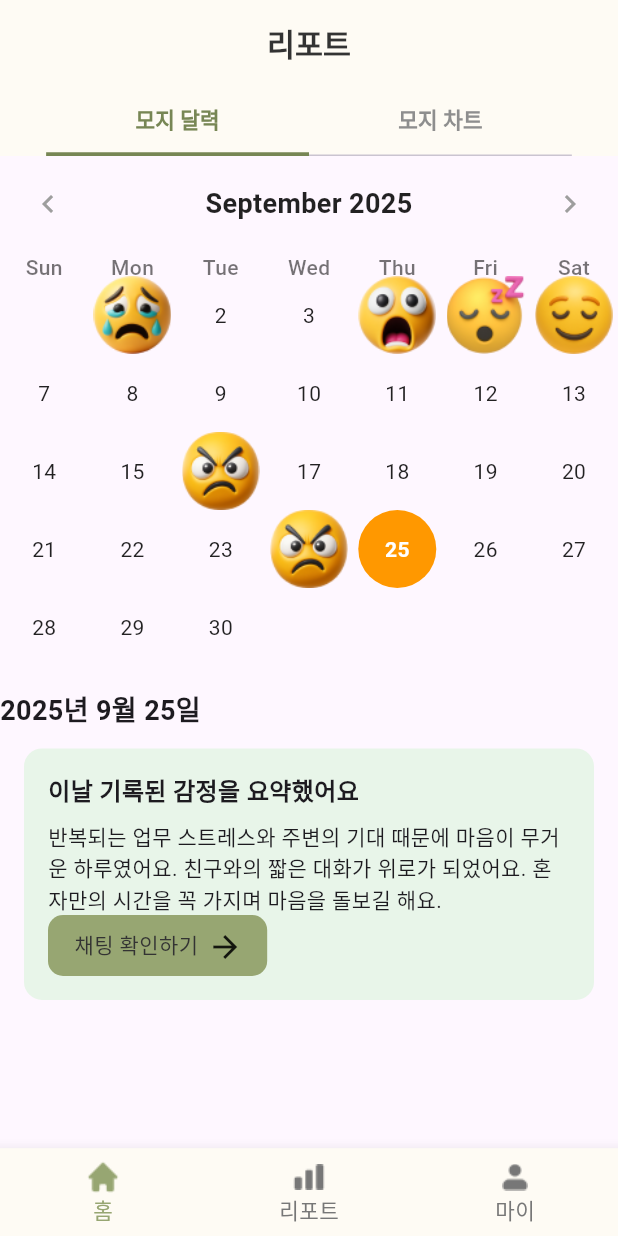
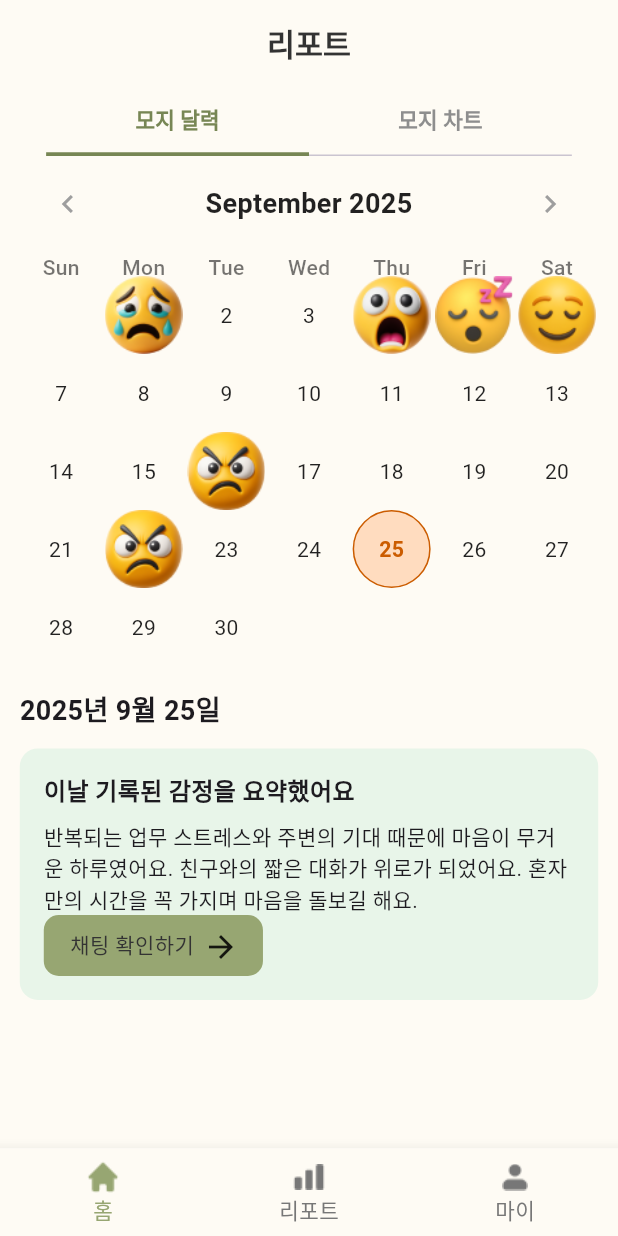
Before and after one commit to SRJ-5/dailymoji, a Flutter app: the screen it shows after launch, on a phone screen of 412 x 824 dp. Run offline on Flutter 3.47's test engine with Material 3 defaults, Android fonts, the light colour scheme and no system bars; drawn by our look-alikes of table_calendar; our stand-ins replace fl_chart, flutter_dotenv, flutter_riverpod, flutter_screenutil, flutter_svg, go_router and 2 more; accounts and stored records are empty; Roboto replaces fonts that are missing (Pretendard); project files that could hold a hidden picture were left out.

Commit message:
✨ : 잠깐 커밋

```diff
--- a/lib/presentation/pages/report/test.dart
+++ b/lib/presentation/pages/report/test.dart
@@ -293,7 +293,6 @@ class Test extends ConsumerWidget {
                         lineBarsData: selectedEmotions.map((key) {
                           final data = emotionMap[key]!;
                           return LineChartBarData(
-                            isCurved: false,
                             color: data.color,
                             barWidth: 2,
                             dotData: FlDotData(show: false),
@@ -347,7 +346,7 @@ class Test extends ConsumerWidget {
             // 기록 감정 부분
             if (selectedEmotions.isEmpty) // 감정선택이 안됐을 때
               Padding(
-                padding: EdgeInsets.only(top: 70.h),
+                padding: EdgeInsets.only(top: 90.h),
                 child: Center(
                   child: Text(
                     "감정을 선택해주세요",
--- a/lib/presentation/pages/report/test2.dart
+++ b/lib/presentation/pages/report/test2.dart
@@ -1,14 +1,9 @@
 import 'package:dailymoji/core/styles/colors.dart';
+import 'package:dailymoji/core/styles/fonts.dart';
 import 'package:flutter/material.dart';
 import 'package:flutter_riverpod/legacy.dart';
 import 'package:flutter_screenutil/flutter_screenutil.dart';
 import 'package:table_calendar/table_calendar.dart';
-
-const String angry = "angry";
-const String crying = "crying";
-const String shocked = "shocked";
-const String sleeping = "sleeping";
-const String smile = "smile";
 
 const String angryImage = "assets/images/emoticon/emo_3d_angry_02.png";
 const String cryingImage = "assets/images/emoticon/emo_3d_crying_02.png";
@@ -16,7 +11,7 @@ const String shockedImage = "assets/images/emoticon/emo_3d_shocked_02.png";
 const String sleepingImage = "assets/images/emoticon/emo_3d_sleeping_02.png";
 const String smileImage = "assets/images/emoticon/emo_3d_smile_02.png";
 
-// 현재 기분을 담고 있을 상태
+// 현재 기분 상태 (예시: Riverpod)
 final currentMoodProvider = StateProvider<String>((ref) {
   return "angry";
 });
@@ -32,28 +27,30 @@ class _Test2State extends State<Test2> {
   DateTime _focusedDay = DateTime.now();
   DateTime? _selectedDay;
 
-  // 날짜별 감정 아이콘 매핑
-  // 데이터 베이스에서 받아야함 (현재의 임의)
+  // 날짜별 감정 아이콘 매핑 (예시)
   final Map<DateTime, Image> _emotions = {
     DateTime.utc(2025, 9, 16): Image.asset(angryImage),
     DateTime.utc(2025, 9, 1): Image.asset(cryingImage),
     DateTime.utc(2025, 9, 4): Image.asset(shockedImage),
     DateTime.utc(2025, 9, 5): Image.asset(sleepingImage),
     DateTime.utc(2025, 9, 6): Image.asset(smileImage),
-    DateTime.utc(2025, 9, 24): Image.asset(angryImage),
+    DateTime.utc(2025, 9, 22): Image.asset(angryImage),
   };
 
   @override
   void initState() {
     super.initState();
-    // 화면 처음 들어오면 오늘 날짜가 선택된 상태가 되도록 설정
+    // 앱 시작 시 오늘 날짜 선택
     _selectedDay = DateTime.now();
   }
 
   @override
   Widget build(BuildContext context) {
     return Scaffold(
-      body: Column(
+      backgroundColor: AppColors.yellow50,
+      body: Padding(
+        padding: EdgeInsets.symmetric(horizontal: 12.w),
+        child: Column(
           children: [
             // 📅 달력
             TableCalendar(
@@ -97,62 +94,53 @@ class _Test2State extends State<Test2> {
                 ),
               ),
 
-            // 📌 달력 스타일
-            calendarStyle: CalendarStyle(
+              // 📌 달력 기본 스타일 (선택 색상은 제거)
+              calendarStyle: const CalendarStyle(
                 outsideDaysVisible: false,
-              defaultTextStyle: const TextStyle(
+                defaultTextStyle: TextStyle(
                   fontSize: 14,
                   color: Colors.black87,
                 ),
-              weekendTextStyle: const TextStyle(
+                weekendTextStyle: TextStyle(
                   fontSize: 14,
                   color: Colors.black87,
                 ),
                 todayDecoration: BoxDecoration(
-                color: Colors.purple, // 오늘 날짜도 배경 원 제거
+                  color: AppColors.orange600, // 오늘 날짜 강조
                   shape: BoxShape.circle,
-              ),
-              selectedDecoration: BoxDecoration(
-                color: Colors.purple, // 선택된 날짜 강조 색상
-                shape: BoxShape.circle,
-              ),
-              selectedTextStyle: const TextStyle(
-                color: Colors.white,
-                fontWeight: FontWeight.bold,
                 ),
               ),
 
               // 📌 날짜 커스텀 빌더
               calendarBuilders: CalendarBuilders(
                 defaultBuilder: (context, day, focusedDay) {
-                // day는 한달치
                   if (_emotions.containsKey(day)) {
-                  return Center(
-                    child: _emotions[day], // 이모지 텍스트 맵에서 가져오기
-                  );
+                    return Center(child: _emotions[day]);
                   }
                   return Center(
                     child: Text(
                       '${day.day}',
-                    style: const TextStyle(fontSize: 14, color: Colors.black87),
+                      style:
+                          const TextStyle(fontSize: 14, color: Colors.black87),
                     ),
                   );
                 },
                 selectedBuilder: (context, day, focusedDay) {
                   return Container(
-                  decoration: const BoxDecoration(
+                    height: 32.h,
+                    width: 32.w,
+                    decoration: BoxDecoration(
                       shape: BoxShape.circle,
-                    color: Colors.orange, // 선택된 날짜 원 색상
+                      color: AppColors.orange100, // 선택된 날짜 강조
+                      border: Border.all(color: AppColors.orange600, width: 1),
                     ),
                     alignment: Alignment.center,
                     child: _emotions.containsKey(day)
                         ? _emotions[day]
                         : Text(
                             '${day.day}',
-                          style: const TextStyle(
-                              fontSize: 14,
-                              fontWeight: FontWeight.bold,
-                              color: Colors.white),
+                            style: AppFontStyles.bodySemiBold14
+                                .copyWith(color: AppColors.orange600),
                           ),
                   );
                 },
@@ -161,23 +149,22 @@ class _Test2State extends State<Test2> {
 
             const SizedBox(height: 16),
 
-          // 📌 선택된 날짜 텍스트
+            // 선택된 날짜 텍스트
             if (_selectedDay != null)
               Align(
-              alignment: AlignmentGeometry.centerLeft,
+                alignment: Alignment.centerLeft,
                 child: Text(
                   "${_selectedDay!.year}년 ${_selectedDay!.month}월 ${_selectedDay!.day}일",
-                style:
-                    const TextStyle(fontSize: 18, fontWeight: FontWeight.bold),
+                  style: const TextStyle(
+                      fontSize: 18, fontWeight: FontWeight.bold),
                 ),
               ),
 
             const SizedBox(height: 12),
 
-          // 📝 감정 요약 카드
+            // 감정 요약 카드
             if (_selectedDay != null)
               Container(
-              margin: const EdgeInsets.symmetric(horizontal: 16),
                 padding: const EdgeInsets.all(16),
                 decoration: BoxDecoration(
                   color: Colors.green[50],
@@ -186,23 +173,23 @@ class _Test2State extends State<Test2> {
                 child: Column(
                   crossAxisAlignment: CrossAxisAlignment.start,
                   children: [
-                  Text(
+                    const Text(
                       "이날 기록된 감정을 요약했어요",
                       style: TextStyle(
                         fontWeight: FontWeight.bold,
                         fontSize: 16,
                       ),
                     ),
-                  SizedBox(height: 8),
-                  Text(
+                    const SizedBox(height: 8),
+                    const Text(
                       "반복되는 업무 스트레스와 주변의 기대 때문에 마음이 무거운 하루였어요. "
                       "친구와의 짧은 대화가 위로가 되었어요. 혼자만의 시간을 꼭 가지며 마음을 돌보길 해요.",
                     ),
                     Container(
                       height: 40.h,
                       width: 133.w,
-                    padding:
-                        EdgeInsets.symmetric(horizontal: 16.w, vertical: 9.5.h),
+                      padding: EdgeInsets.symmetric(
+                          horizontal: 16.w, vertical: 9.5.h),
                       decoration: ShapeDecoration(
                         color: AppColors.green400,
                         shape: RoundedRectangleBorder(
@@ -211,21 +198,19 @@ class _Test2State extends State<Test2> {
                       ),
                       child: Row(
                         mainAxisSize: MainAxisSize.min,
-                      mainAxisAlignment: MainAxisAlignment.start,
-                      crossAxisAlignment: CrossAxisAlignment.center,
-                      spacing: 6,
                         children: [
-                        Text(
+                          const Text(
                             '채팅 확인하기',
                             style: TextStyle(
-                            color: const Color(0xFF333333),
+                              color: Color(0xFF333333),
                               fontSize: 14,
                               fontFamily: 'Pretendard',
                               fontWeight: FontWeight.w500,
                               height: 1.50,
                             ),
                           ),
-                        Icon(Icons.arrow_forward),
+                          const SizedBox(width: 6),
+                          const Icon(Icons.arrow_forward),
                         ],
                       ),
                     ),
@@ -234,6 +219,7 @@ class _Test2State extends State<Test2> {
               ),
           ],
         ),
+      ),
     );
   }
 }
```
Lines whose indentation alone changed are shown as unchanged.
